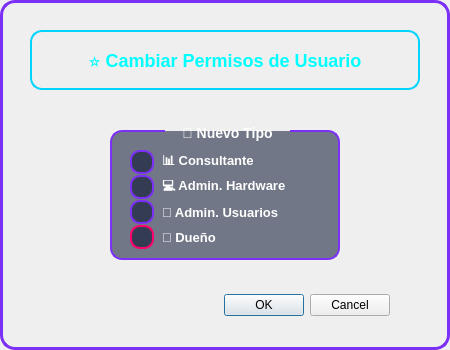
jpvindas11/LosM-sFritos_Arduinos, file ClientApp/setrankdialog.ui: the form before one commit.
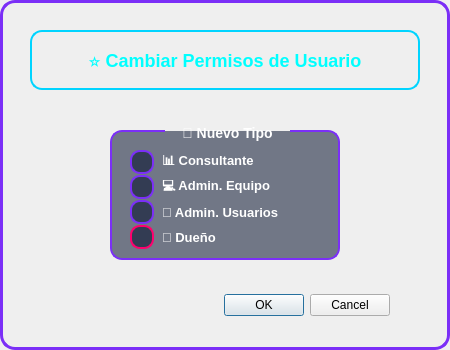
The form after the commit.

```diff
--- a/ClientApp/setrankdialog.ui
+++ b/ClientApp/setrankdialog.ui
@@ -266,7 +266,7 @@
      </rect>
     </property>
     <property name="text">
-     <string>💻 Admin. Hardware</string>
+     <string>💻 Admin. Equipo</string>
     </property>
    </widget>
    <widget class="QRadioButton" name="radioButton_u">
```
Left out of the diff: 24 changed lines with no effect on the pictures.
